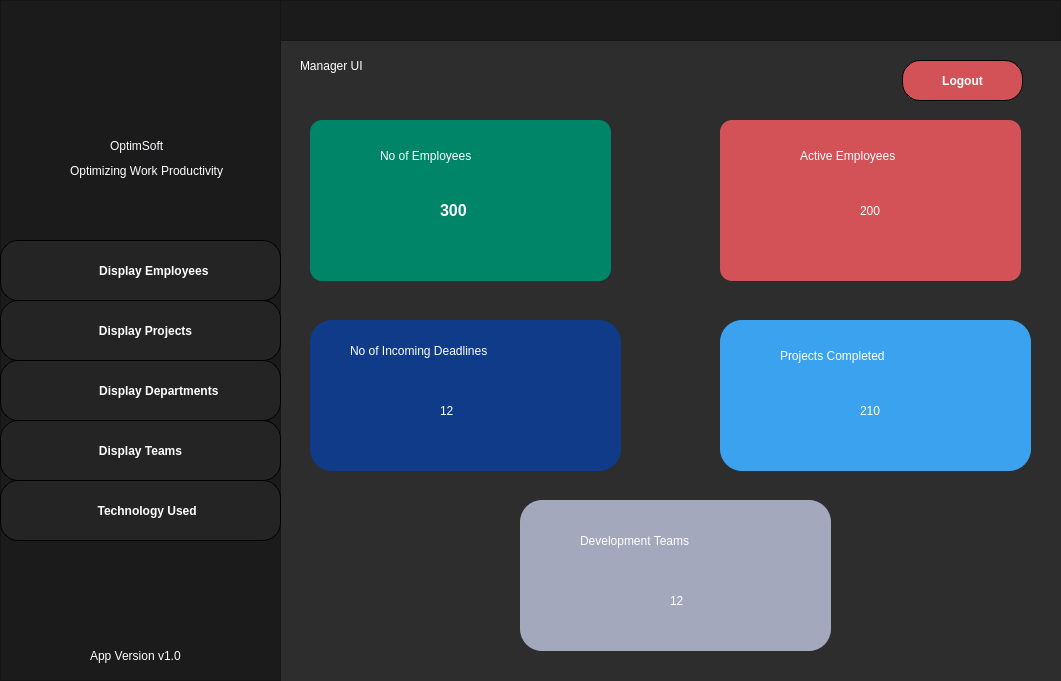
Old version of the form qtPro/mainwindow.ui in the repository Maliksaad231224/QT-C-Software-House-Database-System.
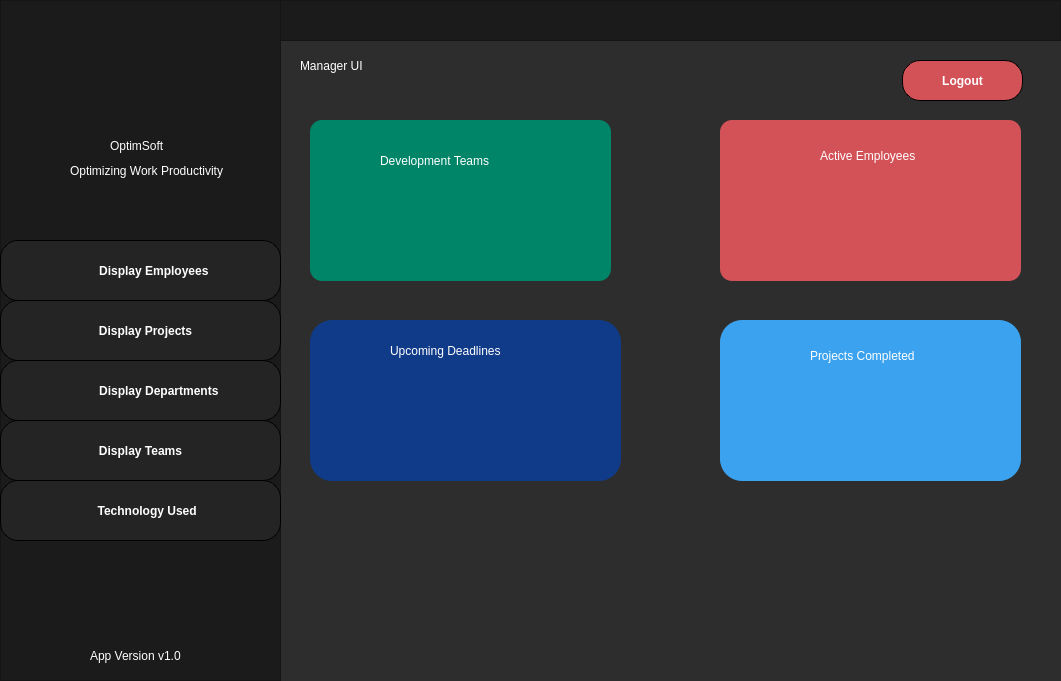
New version of the form. The open tabs and pages were chosen to show the change. Icons and pictures are not drawn.

```diff
--- a/qtPro/mainwindow.ui
+++ b/qtPro/mainwindow.ui
@@ -6111,46 +6111,46 @@
       <property name="frameShadow">
        <enum>QFrame::Raised</enum>
       </property>
-      <widget class="QLabel" name="label_39">
-       <property name="geometry">
-        <rect>
-         <x>70</x>
-         <y>20</y>
-         <width>171</width>
-         <height>31</height>
-        </rect>
-       </property>
-       <property name="styleSheet">
-        <string notr="true">font: 12pt &quot;Arial&quot;;
-color:white;</string>
-       </property>
-       <property name="text">
-        <string>No of Employees</string>
-       </property>
-      </widget>
-      <widget class="QLabel" name="label_40">
+      <widget class="QLabel" name="managdevteam">
        <property name="geometry">
         <rect>
          <x>130</x>
          <y>70</y>
-         <width>51</width>
-         <height>41</height>
+         <width>91</width>
+         <height>51</height>
         </rect>
        </property>
        <property name="font">
         <font>
          <family>Arial</family>
-         <pointsize>12</pointsize>
+         <pointsize>29</pointsize>
          <italic>false</italic>
          <bold>true</bold>
         </font>
        </property>
        <property name="styleSheet">
         <string notr="true">color: rgb(255, 255, 255);
-font: 700 12pt &quot;Arial&quot;;</string>
+font: 700 29pt &quot;Arial&quot;;</string>
        </property>
        <property name="text">
-        <string>300</string>
+        <string/>
+       </property>
+      </widget>
+      <widget class="QLabel" name="label_187">
+       <property name="geometry">
+        <rect>
+         <x>70</x>
+         <y>20</y>
+         <width>181</width>
+         <height>41</height>
+        </rect>
+       </property>
+       <property name="styleSheet">
+        <string notr="true">font: 12pt &quot;Arial&quot;;
+color:white;</string>
+       </property>
+       <property name="text">
+        <string>Development Teams</string>
        </property>
       </widget>
      </widget>
@@ -6176,7 +6176,7 @@
       <widget class="QLabel" name="label_43">
        <property name="geometry">
         <rect>
-         <x>80</x>
+         <x>100</x>
          <y>20</y>
          <width>161</width>
          <height>31</height>
@@ -6193,10 +6193,10 @@
       <widget class="QLabel" name="label_44">
        <property name="geometry">
         <rect>
-         <x>140</x>
+         <x>130</x>
          <y>70</y>
-         <width>41</width>
-         <height>41</height>
+         <width>91</width>
+         <height>51</height>
         </rect>
        </property>
        <property name="styleSheet">
@@ -6204,7 +6204,7 @@
 font: 700 12pt &quot;Arial&quot;;</string>
        </property>
        <property name="text">
-        <string>200</string>
+        <string/>
        </property>
       </widget>
      </widget>
@@ -6263,8 +6263,8 @@
        <rect>
         <x>720</x>
         <y>320</y>
-        <width>311</width>
-        <height>151</height>
+        <width>301</width>
+        <height>161</height>
        </rect>
       </property>
       <property name="styleSheet">
@@ -6280,7 +6280,7 @@
       <widget class="QLabel" name="label_183">
        <property name="geometry">
         <rect>
-         <x>60</x>
+         <x>90</x>
          <y>20</y>
          <width>181</width>
          <height>31</height>
@@ -6305,8 +6305,8 @@
         <rect>
          <x>140</x>
          <y>70</y>
-         <width>41</width>
-         <height>41</height>
+         <width>81</width>
+         <height>51</height>
         </rect>
        </property>
        <property name="styleSheet">
@@ -6314,7 +6314,7 @@
 font: 700 12pt &quot;Arial&quot;;</string>
        </property>
        <property name="text">
-        <string>210</string>
+        <string/>
        </property>
       </widget>
      </widget>
@@ -6324,7 +6324,7 @@
         <x>310</x>
         <y>320</y>
         <width>311</width>
-        <height>151</height>
+        <height>161</height>
        </rect>
       </property>
       <property name="styleSheet">
@@ -6340,62 +6340,8 @@
       <widget class="QLabel" name="label_185">
        <property name="geometry">
         <rect>
-         <x>40</x>
+         <x>80</x>
          <y>10</y>
-         <width>241</width>
-         <height>41</height>
-        </rect>
-       </property>
-       <property name="styleSheet">
-        <string notr="true">font: 12pt &quot;Arial&quot;;
-color:white;</string>
-       </property>
-       <property name="text">
-        <string>No of Incoming Deadlines</string>
-       </property>
-      </widget>
-      <widget class="QLabel" name="label_186">
-       <property name="geometry">
-        <rect>
-         <x>130</x>
-         <y>70</y>
-         <width>41</width>
-         <height>41</height>
-        </rect>
-       </property>
-       <property name="styleSheet">
-        <string notr="true">color: rgb(255, 255, 255);
-font: 700 12pt &quot;Arial&quot;;</string>
-       </property>
-       <property name="text">
-        <string>12</string>
-       </property>
-      </widget>
-     </widget>
-     <widget class="QFrame" name="frame_46">
-      <property name="geometry">
-       <rect>
-        <x>520</x>
-        <y>500</y>
-        <width>311</width>
-        <height>151</height>
-       </rect>
-      </property>
-      <property name="styleSheet">
-       <string notr="true">border-radius:22px;
-background-color: rgb(164, 168, 189);</string>
-      </property>
-      <property name="frameShape">
-       <enum>QFrame::StyledPanel</enum>
-      </property>
-      <property name="frameShadow">
-       <enum>QFrame::Raised</enum>
-      </property>
-      <widget class="QLabel" name="label_187">
-       <property name="geometry">
-        <rect>
-         <x>60</x>
-         <y>20</y>
          <width>181</width>
          <height>41</height>
         </rect>
@@ -6405,16 +6351,16 @@
 color:white;</string>
        </property>
        <property name="text">
-        <string>Development Teams</string>
+        <string>Upcoming Deadlines</string>
        </property>
       </widget>
-      <widget class="QLabel" name="label_188">
+      <widget class="QLabel" name="mdeadline">
        <property name="geometry">
         <rect>
-         <x>150</x>
-         <y>80</y>
-         <width>41</width>
-         <height>41</height>
+         <x>140</x>
+         <y>70</y>
+         <width>61</width>
+         <height>51</height>
         </rect>
        </property>
        <property name="styleSheet">
@@ -6422,7 +6368,7 @@
 font: 700 12pt &quot;Arial&quot;;</string>
        </property>
        <property name="text">
-        <string>12</string>
+        <string/>
        </property>
       </widget>
      </widget>
```
Left out of the diff: 101 changed lines with no effect on the pictures.
